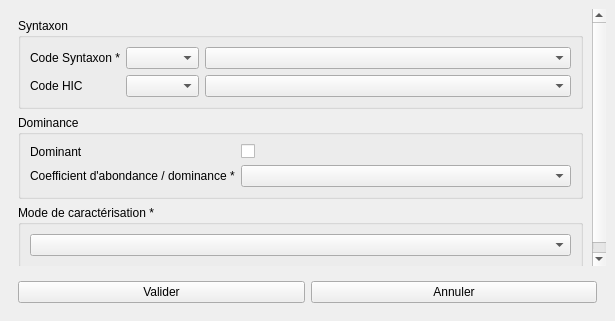
The window that ui/form_syntaxon.ui (IGNF/saisie_carhab) describes before a commit, drawn with Qt 5.
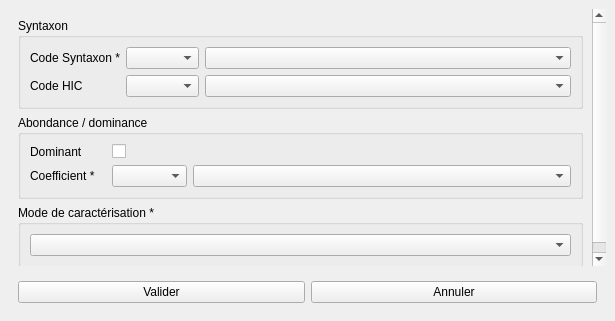
The same window after the commit.

The edit to the form file:
```diff
--- a/ui/form_syntaxon.ui
+++ b/ui/form_syntaxon.ui
@@ -123,17 +123,56 @@
         <item>
          <widget class="QGroupBox" name="groupBox_2">
           <property name="title">
-           <string>Dominance</string>
+           <string>Abondance / dominance</string>
           </property>
-          <layout class="QFormLayout" name="formLayout_2">
-           <item row="0" column="0">
+          <layout class="QGridLayout" name="gridLayout_2" columnstretch="1,1,5">
+           <item row="1" column="0">
             <widget class="QLabel" name="label_9">
              <property name="text">
               <string>Dominant</string>
              </property>
             </widget>
            </item>
-           <item row="0" column="1">
+           <item row="2" column="0">
+            <widget class="QLabel" name="label_10">
+             <property name="text">
+              <string>Coefficient *</string>
+             </property>
+            </widget>
+           </item>
+           <item row="2" column="2">
+            <widget class="QComboBox" name="abon_domin">
+             <property name="sizePolicy">
+              <sizepolicy hsizetype="MinimumExpanding" vsizetype="Fixed">
+               <horstretch>0</horstretch>
+               <verstretch>0</verstretch>
+              </sizepolicy>
+             </property>
+             <property name="editable">
+              <bool>false</bool>
+             </property>
+             <property name="sizeAdjustPolicy">
+              <enum>QComboBox::AdjustToMinimumContentsLength</enum>
+             </property>
+            </widget>
+           </item>
+           <item row="2" column="1">
+            <widget class="QComboBox" name="cd_ab_dom">
+             <property name="sizePolicy">
+              <sizepolicy hsizetype="MinimumExpanding" vsizetype="Fixed">
+               <horstretch>0</horstretch>
+               <verstretch>0</verstretch>
+              </sizepolicy>
+             </property>
+             <property name="editable">
+              <bool>false</bool>
+             </property>
+             <property name="sizeAdjustPolicy">
+              <enum>QComboBox::AdjustToMinimumContentsLength</enum>
+             </property>
+            </widget>
+           </item>
+           <item row="1" column="1">
             <widget class="QCheckBox" name="dominance">
              <property name="maximumSize">
               <size>
@@ -149,29 +188,6 @@
              </property>
             </widget>
            </item>
-           <item row="1" column="0">
-            <widget class="QLabel" name="label_10">
-             <property name="text">
-              <string>Coefficient d'abondance / dominance *</string>
-             </property>
-            </widget>
-           </item>
-           <item row="1" column="1">
-            <widget class="QComboBox" name="abon_domin">
-             <property name="sizePolicy">
-              <sizepolicy hsizetype="MinimumExpanding" vsizetype="Fixed">
-               <horstretch>0</horstretch>
-               <verstretch>0</verstretch>
-              </sizepolicy>
-             </property>
-             <property name="editable">
-              <bool>false</bool>
-             </property>
-             <property name="sizeAdjustPolicy">
-              <enum>QComboBox::AdjustToMinimumContentsLength</enum>
-             </property>
-            </widget>
-           </item>
           </layout>
          </widget>
         </item>
```
